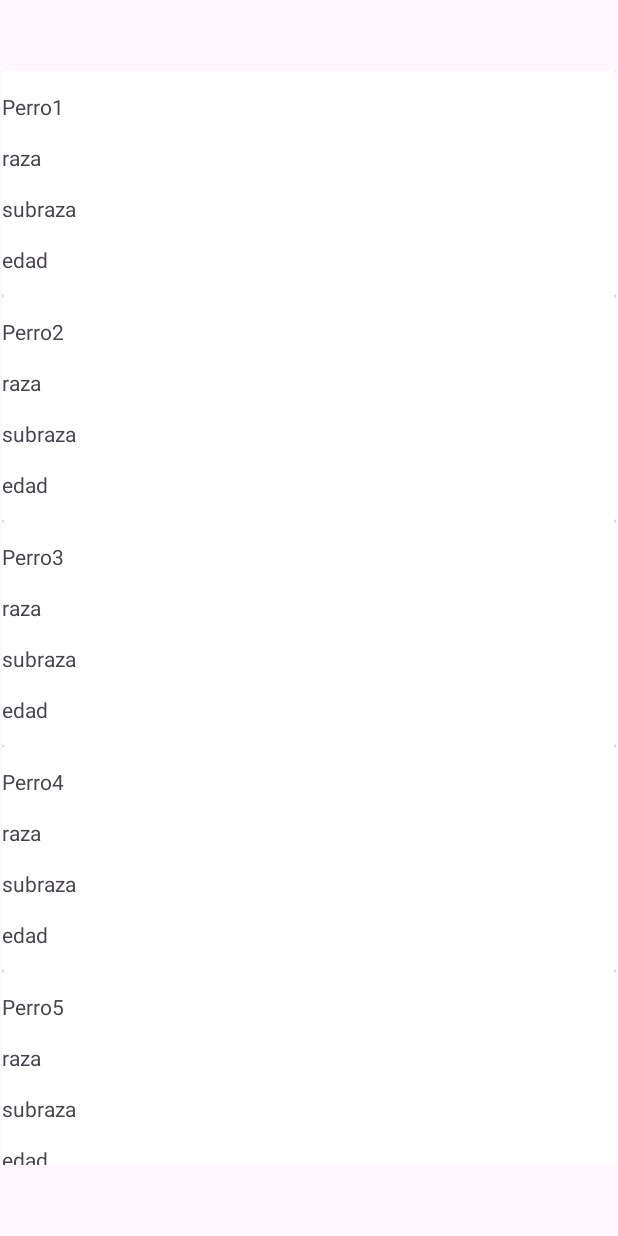
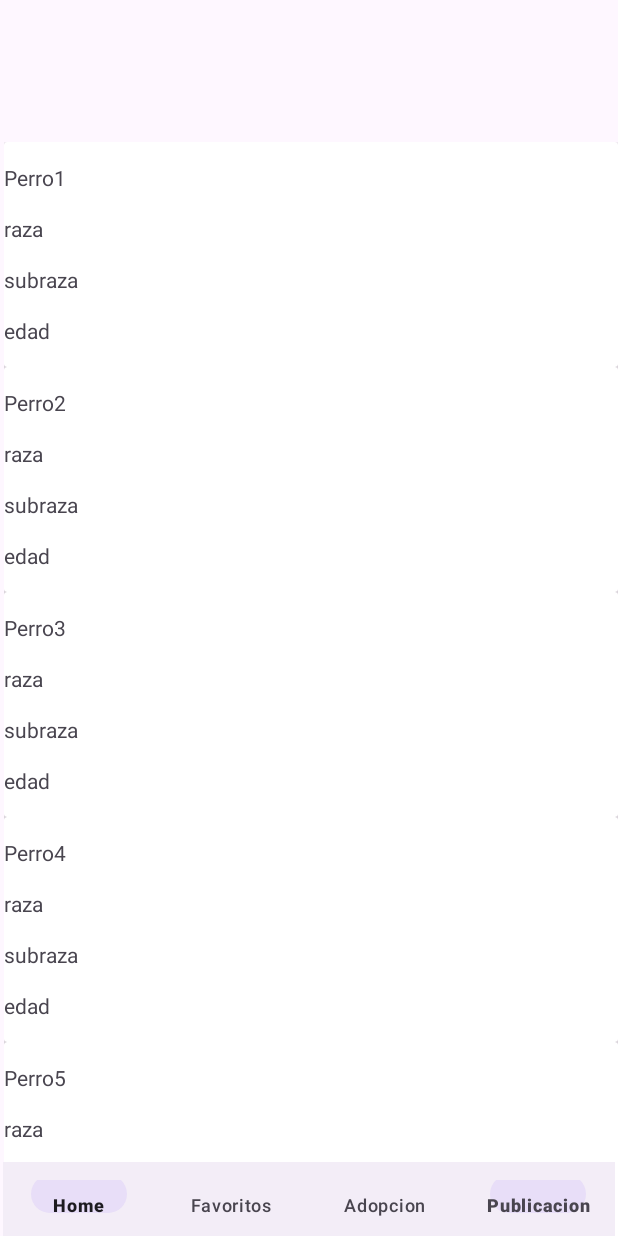
Before and after one commit to sosamatias1/Ort_TP3_Grupo7, an Android app: the screen it shows after launch (MainActivity), on a phone screen of 412 x 824 dp. Run offline under Robolectric (Android 15) with nearby library versions, the phone set to English and light mode, and no system bars; our stand-ins replace navigation-ui.

Commit message:
bottomnav

```diff
--- a/app/build.gradle.kts
+++ b/app/build.gradle.kts
@@ -55,6 +55,7 @@ dependencies {
     //RecyclerView
     implementation ("androidx.recyclerview:recyclerview:1.1.0")
 
+
     testImplementation("junit:junit:4.13.2")
     androidTestImplementation("androidx.test.ext:junit:1.1.5")
     androidTestImplementation("androidx.test.espresso:espresso-core:3.5.1")
--- a/app/src/main/java/com/example/tp3_grupo7_be/views/MainActivity.kt
+++ b/app/src/main/java/com/example/tp3_grupo7_be/views/MainActivity.kt
@@ -1,12 +1,41 @@
 package com.example.tp3_grupo7_be.views
 
+import android.os.Bundle
+import android.util.Log
 import androidx.appcompat.app.AppCompatActivity
-import android.os.Bundle
+import androidx.navigation.fragment.NavHostFragment
+import androidx.navigation.ui.setupWithNavController
 import com.example.tp3_grupo7_be.R
+import com.google.android.material.bottomnavigation.BottomNavigationItemView
+import com.google.android.material.bottomnavigation.BottomNavigationMenuView
+import com.google.android.material.bottomnavigation.BottomNavigationView
+import com.google.android.material.bottomnavigation.LabelVisibilityMode
+import com.google.android.material.navigation.NavigationBarView
+
 
 class MainActivity : AppCompatActivity() {
     override fun onCreate(savedInstanceState: Bundle?) {
         super.onCreate(savedInstanceState)
         setContentView(R.layout.activity_main)
+
+        setBottomNavBar()
+
+    }
+
+    fun setBottomNavBar() {
+        val bottomNavigationView = findViewById<BottomNavigationView>(R.id.bottom_bar)
+
+        //Desabilitar Shifting para que muestre más de 3 items
+        bottomNavigationView.labelVisibilityMode = NavigationBarView.LABEL_VISIBILITY_LABELED
+        bottomNavigationView.itemBackground = null
+        val menu = bottomNavigationView.menu
+        menu.clear()
+        menuInflater.inflate(R.menu.bottom_menu, menu)
+
+        //Navegación
+        val navHostFragment =
+            supportFragmentManager.findFragmentById(R.id.fragmentContainerView) as NavHostFragment
+        val navController = navHostFragment.navController
+        bottomNavigationView.setupWithNavController(navController)
     }
 }
--- a/app/src/main/res/layout/activity_main.xml
+++ b/app/src/main/res/layout/activity_main.xml
@@ -7,14 +7,28 @@
     tools:context=".views.MainActivity">
 
     <androidx.fragment.app.FragmentContainerView
-        android:id="@+id/fragmentContainerView2"
+        android:id="@+id/fragmentContainerView"
         android:name="androidx.navigation.fragment.NavHostFragment"
         android:layout_width="409dp"
         android:layout_height="729dp"
         app:defaultNavHost="true"
         app:layout_constraintBottom_toBottomOf="parent"
         app:layout_constraintEnd_toEndOf="parent"
+        app:layout_constraintHorizontal_bias="1.0"
         app:layout_constraintStart_toStartOf="parent"
         app:layout_constraintTop_toTopOf="parent"
+        app:layout_constraintVertical_bias="1.0"
         app:navGraph="@navigation/main_nav" />
+
+
+    <com.google.android.material.bottomnavigation.BottomNavigationView
+        android:id="@+id/bottom_bar"
+        android:layout_width="408dp"
+        android:layout_height="49dp"
+        app:layout_constraintBottom_toBottomOf="parent"
+        app:layout_constraintEnd_toEndOf="parent"
+        app:layout_constraintStart_toStartOf="parent"
+        app:menu="@menu/bottom_menu" />
+
+
 </androidx.constraintlayout.widget.ConstraintLayout>
--- /dev/null
+++ b/app/src/main/res/menu/bottom_menu.xml
@@ -0,0 +1,20 @@
+<?xml version="1.0" encoding="utf-8"?>
+<menu xmlns:android="http://schemas.android.com/apk/res/android">
+
+    <item
+        android:id="@+id/homeFragment"
+        android:title="Home" />
+
+    <item
+        android:id="@+id/favoritosFragment"
+        android:title="Favoritos" />
+
+    <item
+        android:id="@+id/adopcionFragment"
+        android:title="Adopcion" />
+
+    <item
+        android:id="@+id/publicacionFragment"
+        android:title="Publicacion" />
+
+</menu>
--- a/app/src/main/res/navigation/main_nav.xml
+++ b/app/src/main/res/navigation/main_nav.xml
@@ -9,4 +9,19 @@
         android:name="com.example.tp3_grupo7_be.HomeFragment"
         android:label="fragment_home"
         tools:layout="@layout/fragment_home" />
+    <fragment
+        android:id="@+id/favoritosFragment"
+        android:name="com.example.tp3_grupo7_be.FavoritosFragment"
+        android:label="fragment_favoritos"
+        tools:layout="@layout/fragment_favoritos" />
+    <fragment
+        android:id="@+id/adopcionFragment"
+        android:name="com.example.tp3_grupo7_be.AdopcionFragment"
+        android:label="fragment_adopcion"
+        tools:layout="@layout/fragment_adopcion" />
+    <fragment
+        android:id="@+id/publicacionFragment"
+        android:name="com.example.tp3_grupo7_be.PublicacionFragment"
+        android:label="fragment_publicacion"
+        tools:layout="@layout/fragment_publicacion" />
 </navigation>
```
Also changed, not shown: app/src/main/java/com/example/tp3_grupo7_be/AdopcionFragment.kt (added, +59 -0 lines), app/src/main/java/com/example/tp3_grupo7_be/FavoritosFragment.kt (added, +59 -0 lines), app/src/main/java/com/example/tp3_grupo7_be/PublicacionFragment.kt (added, +59 -0 lines), app/src/main/res/layout/fragment_adopcion.xml (added, +14 -0 lines), app/src/main/res/layout/fragment_favoritos.xml (added, +14 -0 lines), app/src/main/res/layout/fragment_publicacion.xml (added, +14 -0 lines).
